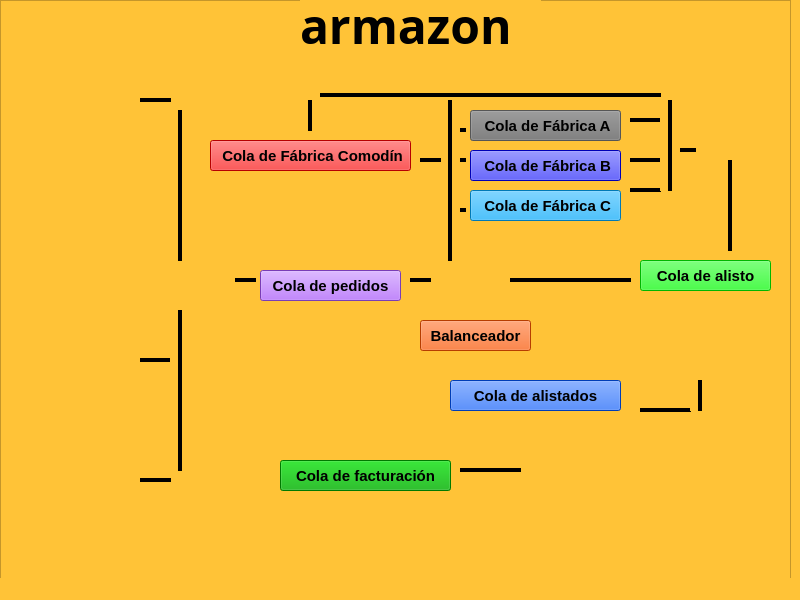
Qt form Proyecto1_ED/proyecto_ed.ui (urenakiller10/Proyecto-1--Estructuras_Datos) before a commit.
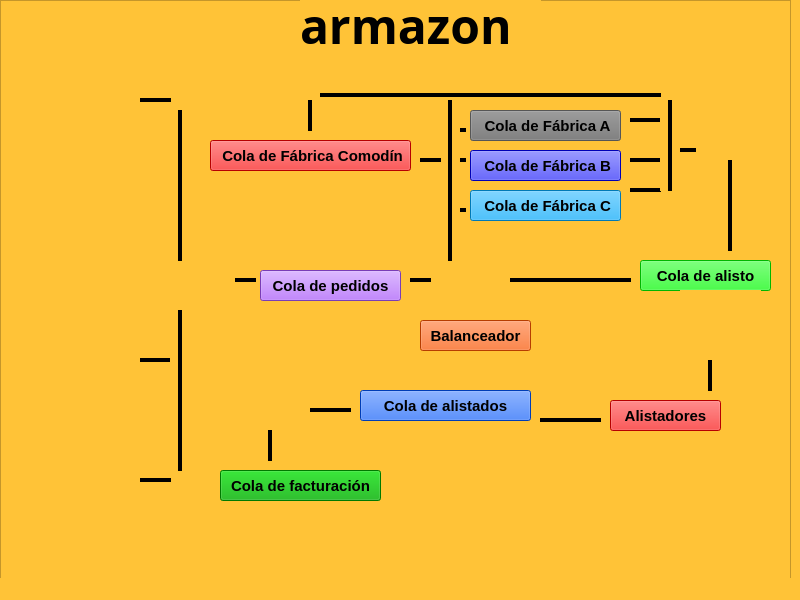
The same form after that commit. Icons and pictures are not drawn.

Commit message: Alistadores, cambios en interfaz ( algunos botones)

```diff
--- a/Proyecto1_ED/proyecto_ed.ui
+++ b/Proyecto1_ED/proyecto_ed.ui
@@ -1225,8 +1225,8 @@
     <widget class="QLabel" name="LabelImagen5">
      <property name="geometry">
       <rect>
-       <x>510</x>
-       <y>420</y>
+       <x>230</x>
+       <y>360</y>
        <width>81</width>
        <height>71</height>
       </rect>
@@ -1263,8 +1263,8 @@
     <widget class="QLabel" name="LabelImagen13">
      <property name="geometry">
       <rect>
-       <x>670</x>
-       <y>310</y>
+       <x>680</x>
+       <y>290</y>
        <width>81</width>
        <height>71</height>
       </rect>
@@ -1282,9 +1282,9 @@
     <widget class="QPushButton" name="B_ColaFacturacion">
      <property name="geometry">
       <rect>
-       <x>280</x>
-       <y>460</y>
-       <width>171</width>
+       <x>220</x>
+       <y>470</y>
+       <width>161</width>
        <height>31</height>
       </rect>
      </property>
@@ -1305,8 +1305,8 @@
     <widget class="QPushButton" name="B_ColaAlistados">
      <property name="geometry">
       <rect>
-       <x>450</x>
-       <y>380</y>
+       <x>360</x>
+       <y>390</y>
        <width>171</width>
        <height>31</height>
       </rect>
@@ -1373,9 +1373,9 @@
     <widget class="Line" name="line_2">
      <property name="geometry">
       <rect>
-       <x>460</x>
-       <y>450</y>
-       <width>61</width>
+       <x>310</x>
+       <y>390</y>
+       <width>41</width>
        <height>41</height>
       </rect>
      </property>
@@ -1681,9 +1681,9 @@
     <widget class="Line" name="line_25">
      <property name="geometry">
       <rect>
-       <x>640</x>
-       <y>390</y>
-       <width>51</width>
+       <x>540</x>
+       <y>400</y>
+       <width>61</width>
        <height>41</height>
       </rect>
      </property>
@@ -1703,8 +1703,8 @@
     <widget class="Line" name="line_26">
      <property name="geometry">
       <rect>
-       <x>690</x>
-       <y>380</y>
+       <x>700</x>
+       <y>360</y>
        <width>20</width>
        <height>31</height>
       </rect>
@@ -1902,6 +1902,51 @@
       <string>Balanceador</string>
      </property>
     </widget>
+    <widget class="QPushButton" name="B_Alistadores">
+     <property name="geometry">
+      <rect>
+       <x>610</x>
+       <y>400</y>
+       <width>111</width>
+       <height>31</height>
+      </rect>
+     </property>
+     <property name="font">
+      <font>
+       <pointsize>11</pointsize>
+       <bold>true</bold>
+      </font>
+     </property>
+     <property name="styleSheet">
+      <string notr="true">background-color: rgb(255, 0, 0);
+color: rgb(0, 0, 0);</string>
+     </property>
+     <property name="text">
+      <string>Alistadores</string>
+     </property>
+    </widget>
+    <widget class="Line" name="line_10">
+     <property name="geometry">
+      <rect>
+       <x>260</x>
+       <y>430</y>
+       <width>20</width>
+       <height>31</height>
+      </rect>
+     </property>
+     <property name="styleSheet">
+      <string notr="true">color: rgb(0, 0, 0);</string>
+     </property>
+     <property name="frameShadow">
+      <enum>QFrame::Plain</enum>
+     </property>
+     <property name="lineWidth">
+      <number>4</number>
+     </property>
+     <property name="orientation">
+      <enum>Qt::Vertical</enum>
+     </property>
+    </widget>
     <zorder>line_33</zorder>
     <zorder>line_32</zorder>
     <zorder>line_31</zorder>
@@ -1947,6 +1992,8 @@
     <zorder>line_29</zorder>
     <zorder>line_30</zorder>
     <zorder>B_Balanceador</zorder>
+    <zorder>B_Alistadores</zorder>
+    <zorder>line_10</zorder>
    </widget>
   </widget>
   <widget class="QMenuBar" name="menubar">
```
The commit also changes 11 other files.
